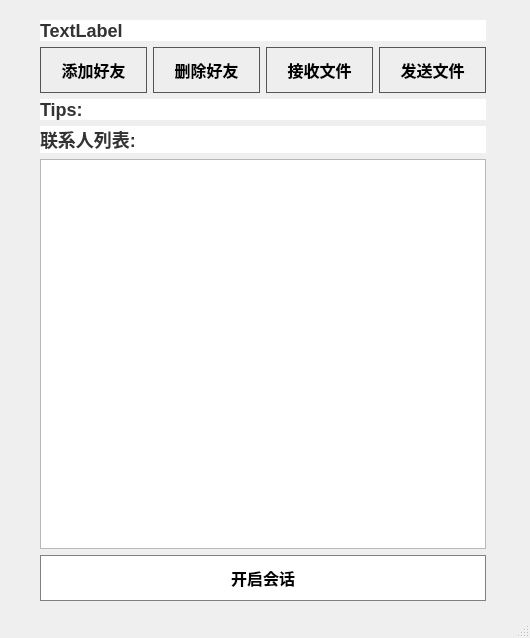
AAAntiQuarkkk/linpop, file linpop/linpop_client/mainwindow.ui: the form before one commit.
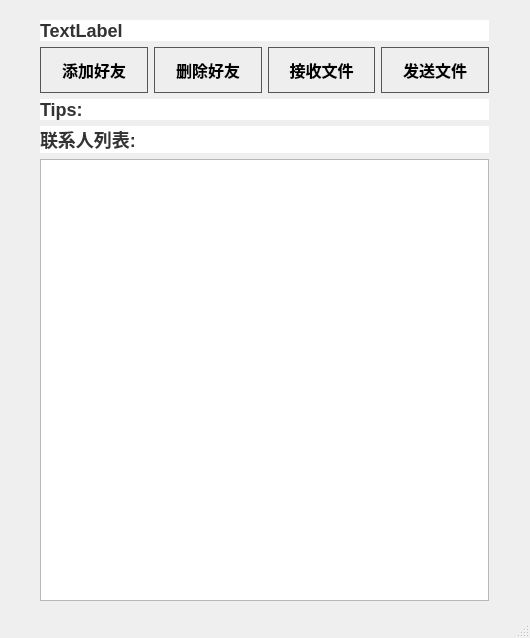
The form after the commit. Icons and pictures are not drawn.

```diff
--- a/linpop/linpop_client/mainwindow.ui
+++ b/linpop/linpop_client/mainwindow.ui
@@ -24,12 +24,12 @@
 </string>
   </property>
   <widget class="QWidget" name="centralwidget">
-   <widget class="QWidget" name="">
+   <widget class="QWidget" name="layoutWidget">
     <property name="geometry">
      <rect>
       <x>40</x>
       <y>20</y>
-      <width>446</width>
+      <width>449</width>
       <height>581</height>
      </rect>
     </property>
@@ -53,6 +53,12 @@
       <layout class="QHBoxLayout" name="horizontalLayout">
        <item>
         <widget class="QPushButton" name="pushButton_addFriend">
+         <property name="font">
+          <font>
+           <pointsize>-1</pointsize>
+           <bold>true</bold>
+          </font>
+         </property>
          <property name="styleSheet">
           <string notr="true">background-color: #eee;
 color: black;
@@ -146,21 +152,6 @@
      <item>
       <widget class="QListWidget" name="listWidget_friendList"/>
      </item>
-     <item>
-      <widget class="QPushButton" name="pushButton_startChat">
-       <property name="styleSheet">
-        <string notr="true">background-color: #fff;
-color: black;
-border: 1px solid gray;
-padding: 10px 20px;
-font-size: 16px;
-font-weight: bold;</string>
-       </property>
-       <property name="text">
-        <string>开启会话</string>
-       </property>
-      </widget>
-     </item>
     </layout>
    </widget>
   </widget>
```
